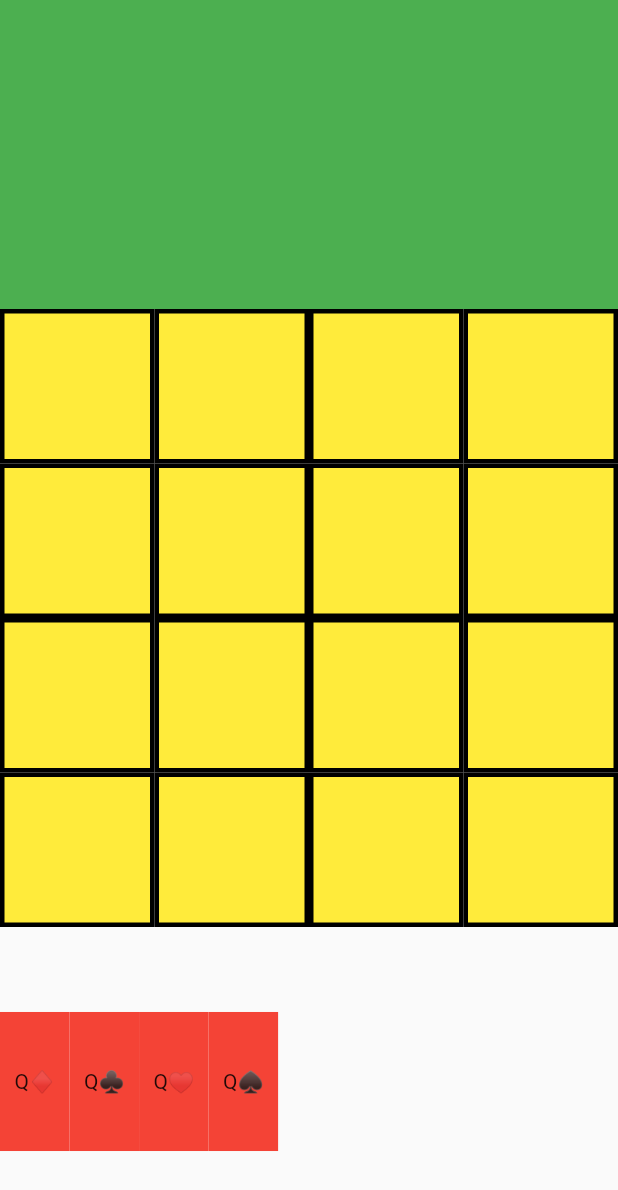
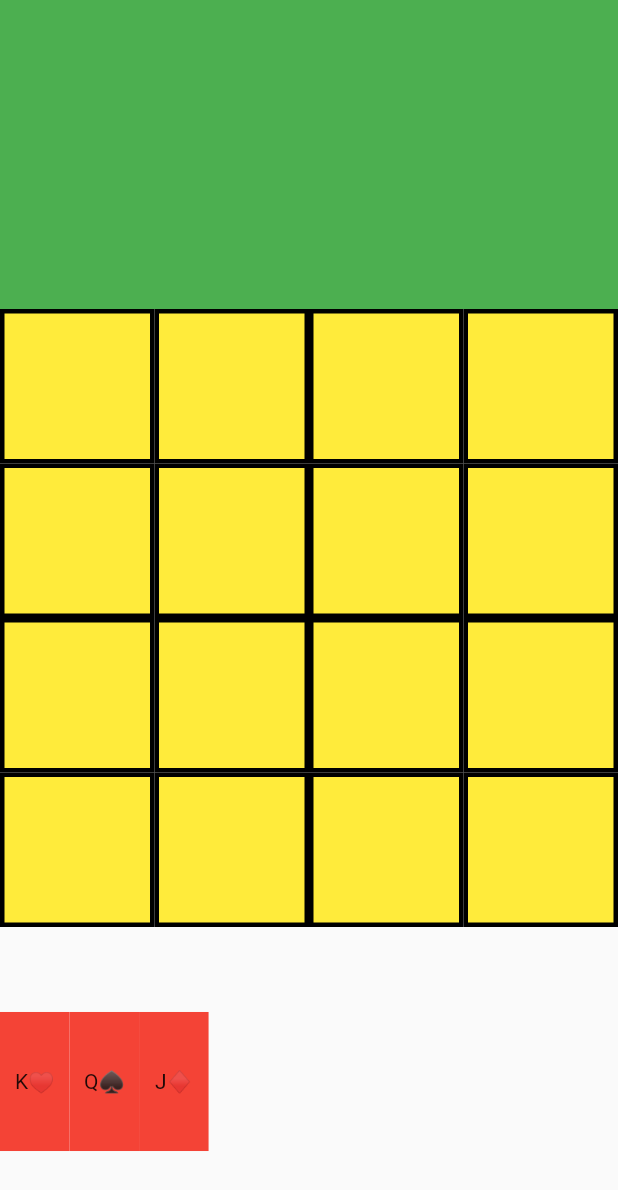
Before and after one commit to teejstroyer/Power52, a Flutter app: the screen it shows after launch, on a phone screen of 412 x 824 dp. Shown: the top 1190 px of the screen. Run offline on Flutter 3.47's test engine with Material 2 defaults, Android fonts, the phone set to English and light mode, and no system bars; missing offline and left inert: mongo_dart.

Commit message:
added some initialization stuff

```diff
--- a/power_52/lib/game_board.dart
+++ b/power_52/lib/game_board.dart
@@ -5,7 +5,8 @@ import 'package:power_52/playing_card.dart';
 
 const List<Suit> suits = [Suit.club, Suit.diamond, Suit.heart, Suit.spade];
 const List<int> powerCardValues = [2, 3, 4, 5, 6, 7, 8, 9];
-const List<int> heroCardValues = [1, 10, 11, 12, 13];
+const List<int> heroCardValues = [1, 10, 11, 12];
+const int kingCardValue = 13;
 
 class GameBoard extends StatefulWidget {
   // ignore: prefer_const_constructors_in_immutables
@@ -16,46 +17,32 @@ class GameBoard extends StatefulWidget {
 }
 
 class _GameBoardState extends State<GameBoard> {
-  final List<List<PlayingCard?>> grid = [];
-  final List<PlayingCard> hand = [
-    PlayingCard(Suit.diamond, 12),
-    PlayingCard(Suit.club, 12),
-    PlayingCard(Suit.heart, 12),
-    PlayingCard(Suit.spade, 12),
-  ];
+  late int gridSize;
+  // Cards
+  List<List<PlayingCard?>> grid = [];
+  List<PlayingCard> oponentHand = [];
+  List<PlayingCard> hand = [];
+  // Kings
+  List<PlayingCard> kingCardPile = [];
+  // Power Cards
+  List<PlayingCard> powerCardPile = [];
+  List<PlayingCard> discardPowerCardPile = [];
+  // Hero Cards
+  List<PlayingCard> heroCardPile = [];
+  List<PlayingCard> discardHeroCardPile = [];
+
   @override
   Widget build(BuildContext context) {
     //Array Length-1 minus index will give you inversed index.
     var screenSize = MediaQuery.of(context).size;
-    int gridSize = 4;
     var size = ([screenSize.height, screenSize.width].reduce(min) / gridSize);
     var cardSize = size * .9;
 
     return Column(
       children: [
         Expanded(child: Container(color: Colors.green)),
-        getGrid(gridSize, size, cardSize),
-        Expanded(
-          child: Center(
-            child: SizedBox(
-              height: cardSize,
-              child: Row(
-                children: hand
-                    .map((card) => HeroCard(
-                        playingCard: card,
-                        size: cardSize,
-                        cardMoved: () {
-                          setState(
-                            () {
-                              hand.remove(card);
-                            },
-                          );
-                        }))
-                    .toList(),
-              ),
-            ),
-          ),
-        ),
+        getGrid(size, cardSize),
+        getHand(cardSize),
       ],
     );
   }
@@ -63,15 +50,60 @@ class _GameBoardState extends State<GameBoard> {
   @override
   void initState() {
     super.initState();
-    for (int i = 0; i < 4; i++) {
+    gridSize = 4;
+    for (int i = 0; i < gridSize; i++) {
       grid.add([]);
-      for (int j = 0; j < 4; j++) {
+      for (int j = 0; j < gridSize; j++) {
         grid[i].add(null);
       }
     }
+
+    for (var suit in suits) {
+      for (var value in powerCardValues) {
+        powerCardPile.add(PlayingCard(suit, value));
+      }
+      for (var value in heroCardValues) {
+        heroCardPile.add(PlayingCard(suit, value));
+      }
+      kingCardPile.add(PlayingCard(suit, kingCardValue));
+    }
+
+    powerCardPile.shuffle();
+    heroCardPile.shuffle();
+    kingCardPile.shuffle();
+
+    oponentHand.add(kingCardPile.removeLast());
+    oponentHand.add(heroCardPile.removeLast());
+    oponentHand.add(heroCardPile.removeLast());
+
+    hand.add(kingCardPile.removeLast());
+    hand.add(heroCardPile.removeLast());
+    hand.add(heroCardPile.removeLast());
   }
 
-  Widget getGrid(int gridSize, double size, double cardSize) {
+  Widget getHand(double cardSize) {
+    return Expanded(
+      child: Center(
+        child: SizedBox(
+          height: cardSize,
+          child: Row(
+            children: hand
+                .map((card) => HeroCard(
+                    playingCard: card,
+                    size: cardSize,
+                    cardMoved: () {
+                      setState(() {
+                        hand.remove(card);
+                      });
+                    }))
+                .toList(),
+          ),
+        ),
+      ),
+    );
+  }
+
+  Widget getGrid(double size, double cardSize) {
     var boxDecoration = BoxDecoration(color: Colors.yellow, border: Border.all(color: Colors.black, width: 3));
     List<Row> rows = [];
     for (int y = 0; y < gridSize; y++) {
```
